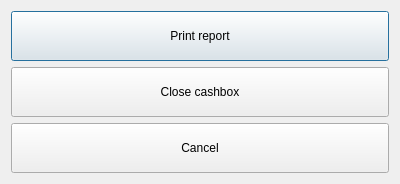
Old version of the form Waiter/dlgcashbuttonopions.ui in the repository End1-1/Cafe5.
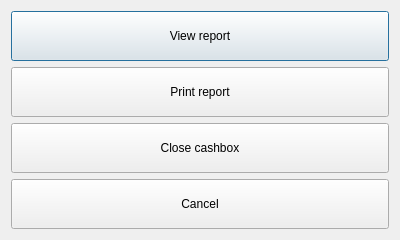
New version of the form.

The edit to the form file:
```diff
--- a/Waiter/dlgcashbuttonopions.ui
+++ b/Waiter/dlgcashbuttonopions.ui
@@ -7,13 +7,26 @@
     <x>0</x>
     <y>0</y>
     <width>400</width>
-    <height>180</height>
+    <height>236</height>
    </rect>
   </property>
   <property name="windowTitle">
    <string/>
   </property>
   <layout class="QVBoxLayout" name="verticalLayout">
+   <item>
+    <widget class="QPushButton" name="btnViewReport">
+     <property name="minimumSize">
+      <size>
+       <width>0</width>
+       <height>50</height>
+      </size>
+     </property>
+     <property name="text">
+      <string>View report</string>
+     </property>
+    </widget>
+   </item>
    <item>
     <widget class="QPushButton" name="btnPrintReport">
      <property name="minimumSize">
```
